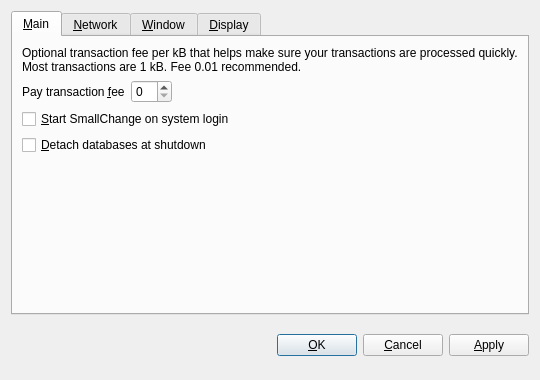
Before: the Qt Designer form src/qt/forms/optionsdialog.ui in master-zhuang/talentcoin, drawn with Qt 5.
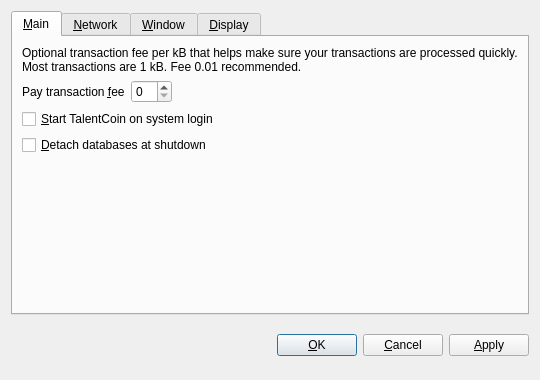
After: the same form once the commit is applied. The open tabs and pages were chosen to show the change. Custom widgets are drawn as their Qt base class.

Diff of the .ui file:
```diff
--- a/src/qt/forms/optionsdialog.ui
+++ b/src/qt/forms/optionsdialog.ui
@@ -82,7 +82,7 @@
           <string>Automatically start SmallChange after logging in to the system.</string>
          </property>
          <property name="text">
-          <string>&amp;Start SmallChange on system login</string>
+          <string>&amp;Start TalentCoin on system login</string>
          </property>
         </widget>
        </item>
```
Left out of the diff: 10 changed lines with no effect on the pictures.
